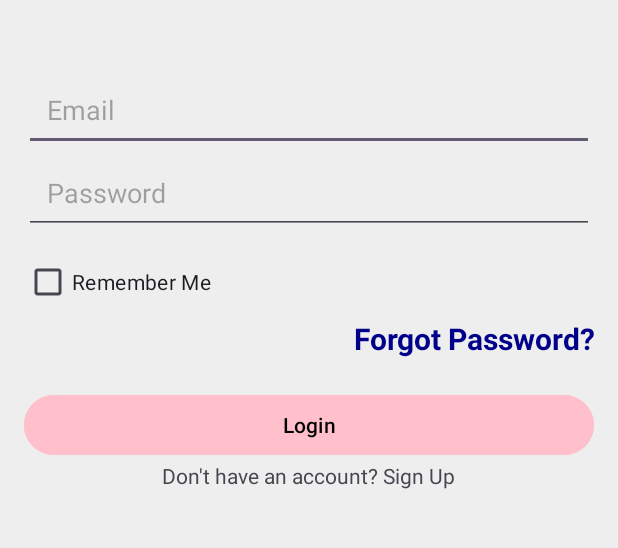
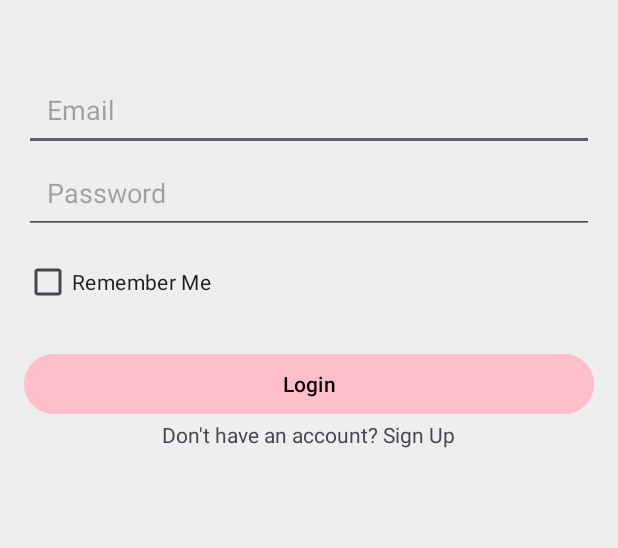
Before and after one commit to NoamGeorge2006/Noam_final, an Android app: the screen it shows after launch (LoginActivity), after a tap on "Log in", on a phone screen of 412 x 824 dp, the part 478-1026 px from its top. Run offline under Robolectric (Android 15) with nearby library versions, the light colour scheme and no system bars; our stand-ins replace Firebase (no records; nobody signed in at launch, a user with empty details on screens opened directly).

Commit message:
תיקונים קטנים

```diff
--- a/app/src/main/java/com/example/noam_final/LoginActivity.java
+++ b/app/src/main/java/com/example/noam_final/LoginActivity.java
@@ -58,7 +58,7 @@ public class LoginActivity extends AppCompatActivity {
         etPassword = findViewById(R.id.etPassword);
         btnLogin = findViewById(R.id.btnLogin);
         tvSignUp = findViewById(R.id.tvSignUp);
-        tvForgotPassword = findViewById(R.id.tvForgotPassword);
+//        tvForgotPassword = findViewById(R.id.tvForgotPassword);
         progressBar = findViewById(R.id.progressBar);
         cbRememberMe = findViewById(R.id.cbRememberMe);
 
@@ -83,7 +83,7 @@ public class LoginActivity extends AppCompatActivity {
         });
 
         tvSignUp.setOnClickListener(v -> startActivity(new Intent(LoginActivity.this, SignUpActivity.class)));
-        tvForgotPassword.setOnClickListener(v -> startActivity(new Intent(LoginActivity.this, ForgetPasswordActivity.class)));
+//        tvForgotPassword.setOnClickListener(v -> startActivity(new Intent(LoginActivity.this, ForgetPasswordActivity.class)));
     }
 
     private boolean validateInputs(String email, String password) {
--- a/app/src/main/res/layout/activity_login.xml
+++ b/app/src/main/res/layout/activity_login.xml
@@ -53,15 +53,15 @@
             android:layout_gravity="start"
             android:layout_marginTop="8dp"/>
 
-        <TextView
-            android:id="@+id/tvForgotPassword"
-            android:layout_width="match_parent"
-            android:layout_height="wrap_content"
-            android:text="Forgot Password?"
-            android:textAlignment="textEnd"
-            android:textStyle="bold"
-            android:textSize="20dp"
-            android:textColor="@color/dark_blue"/>
+<!--        <TextView-->
+<!--            android:id="@+id/tvForgotPassword"-->
+<!--            android:layout_width="match_parent"-->
+<!--            android:layout_height="wrap_content"-->
+<!--            android:text="Forgot Password?"-->
+<!--            android:textAlignment="textEnd"-->
+<!--            android:textStyle="bold"-->
+<!--            android:textSize="20dp"-->
+<!--            android:textColor="@color/dark_blue"/>-->
 
 
         <Button
```
